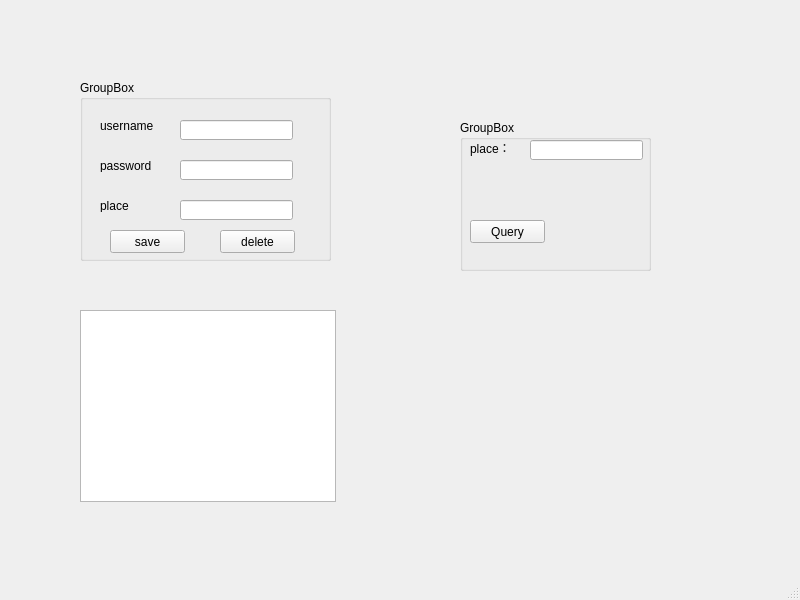
First picture: the form in MainWindow.ui, repository PPPPPupil/PasswordNotebook_demo, before the edit.
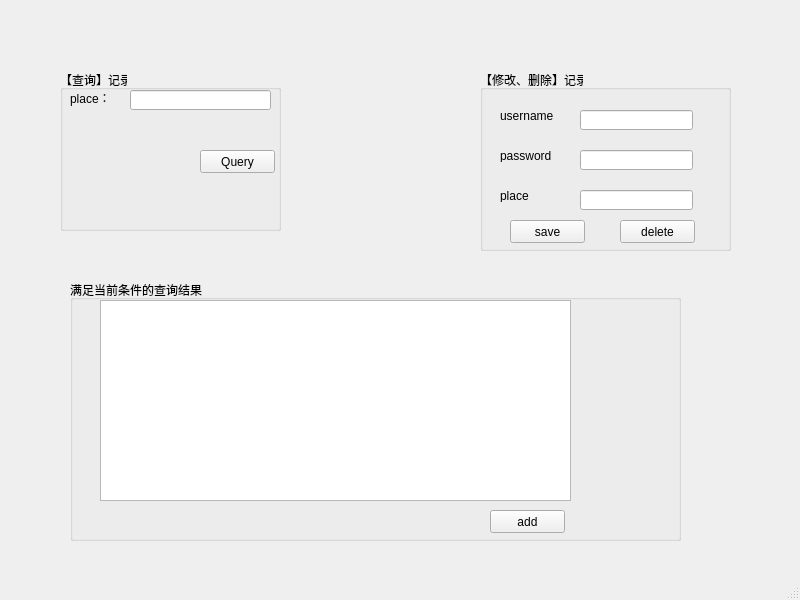
Second picture: the form after the edit.

Patch:
```diff
--- a/MainWindow.ui
+++ b/MainWindow.ui
@@ -17,14 +17,14 @@
    <widget class="QGroupBox" name="groupBox">
     <property name="geometry">
      <rect>
-      <x>80</x>
-      <y>80</y>
+      <x>480</x>
+      <y>70</y>
       <width>251</width>
       <height>181</height>
      </rect>
     </property>
     <property name="title">
-     <string>GroupBox</string>
+     <string>【修改、删除】记录</string>
     </property>
     <widget class="QLabel" name="label">
      <property name="geometry">
@@ -125,20 +125,20 @@
    <widget class="QGroupBox" name="groupBox_2">
     <property name="geometry">
      <rect>
-      <x>460</x>
-      <y>120</y>
-      <width>191</width>
-      <height>151</height>
+      <x>60</x>
+      <y>70</y>
+      <width>221</width>
+      <height>161</height>
      </rect>
     </property>
     <property name="title">
-     <string>GroupBox</string>
+     <string>【查询】记录</string>
     </property>
     <widget class="QPushButton" name="pushButton_3">
      <property name="geometry">
       <rect>
-       <x>10</x>
-       <y>100</y>
+       <x>140</x>
+       <y>80</y>
        <width>75</width>
        <height>23</height>
       </rect>
@@ -152,7 +152,7 @@
       <rect>
        <x>70</x>
        <y>20</y>
-       <width>113</width>
+       <width>141</width>
        <height>20</height>
       </rect>
      </property>
@@ -171,15 +171,41 @@
      </property>
     </widget>
    </widget>
-   <widget class="QListWidget" name="listWidget">
+   <widget class="QGroupBox" name="groupBox_3">
     <property name="geometry">
      <rect>
-      <x>80</x>
-      <y>310</y>
-      <width>256</width>
-      <height>192</height>
+      <x>70</x>
+      <y>280</y>
+      <width>611</width>
+      <height>261</height>
      </rect>
     </property>
+    <property name="title">
+     <string>满足当前条件的查询结果</string>
+    </property>
+    <widget class="QListWidget" name="listWidget">
+     <property name="geometry">
+      <rect>
+       <x>30</x>
+       <y>20</y>
+       <width>471</width>
+       <height>201</height>
+      </rect>
+     </property>
+    </widget>
+    <widget class="QPushButton" name="pushButton_4">
+     <property name="geometry">
+      <rect>
+       <x>420</x>
+       <y>230</y>
+       <width>75</width>
+       <height>23</height>
+      </rect>
+     </property>
+     <property name="text">
+      <string>add</string>
+     </property>
+    </widget>
    </widget>
   </widget>
   <widget class="QMenuBar" name="menubar">
```
